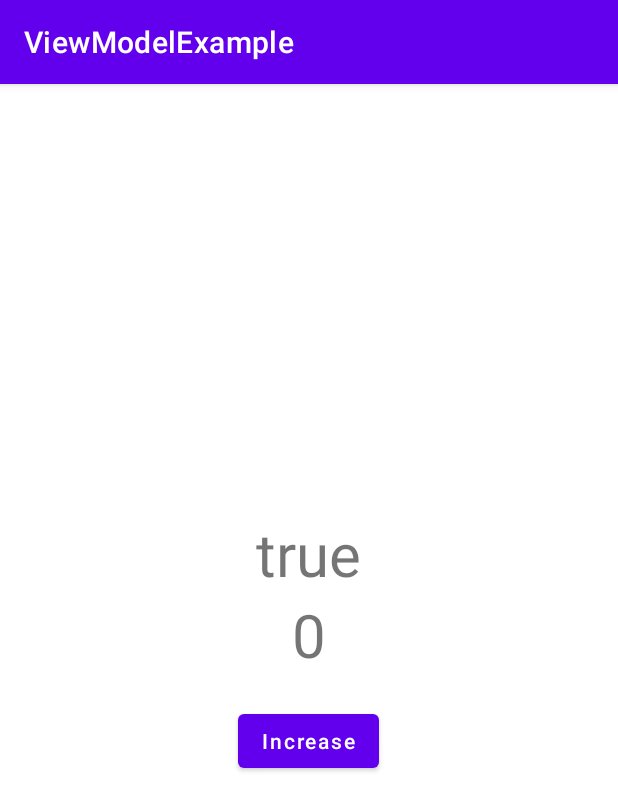
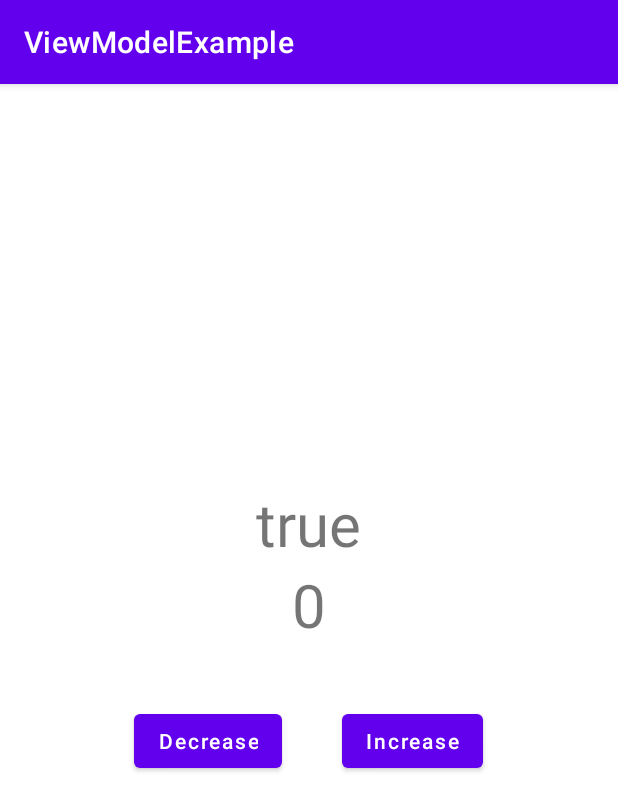
Before and after one commit to gurkanucar/ViewModelExample, an Android app: the screen it shows after launch (MainActivity), on a phone screen of 412 x 824 dp. Shown: the top 811 px of the screen. Run offline under Robolectric (Android 15) with nearby library versions, the phone set to English and light mode, and no system bars.

Commit message:
activity_main design updated

```diff
--- a/app/src/main/res/layout/activity_main.xml
+++ b/app/src/main/res/layout/activity_main.xml
@@ -25,15 +25,31 @@
         android:text="0"
         android:textSize="40sp" />
 
-    <Button
-        android:id="@+id/increase_btn"
-        android:layout_width="wrap_content"
+    <LinearLayout
+        android:layout_width="match_parent"
         android:layout_height="wrap_content"
         android:layout_below="@id/tv_value"
         android:layout_centerInParent="true"
         android:layout_margin="20dp"
-        android:text="Increase"
-        android:textAllCaps="false" />
+        android:gravity="center"
+        android:orientation="horizontal">
+
+        <Button
+            android:id="@+id/decrease_btn"
+            android:layout_width="wrap_content"
+            android:layout_height="wrap_content"
+            android:layout_margin="20dp"
+            android:text="Decrease"
+            android:textAllCaps="false" />
+
+        <Button
+            android:id="@+id/increase_btn"
+            android:layout_width="wrap_content"
+            android:layout_height="wrap_content"
+            android:layout_margin="20dp"
+            android:text="Increase"
+            android:textAllCaps="false" />
+    </LinearLayout>
 
 
 </RelativeLayout>
```
